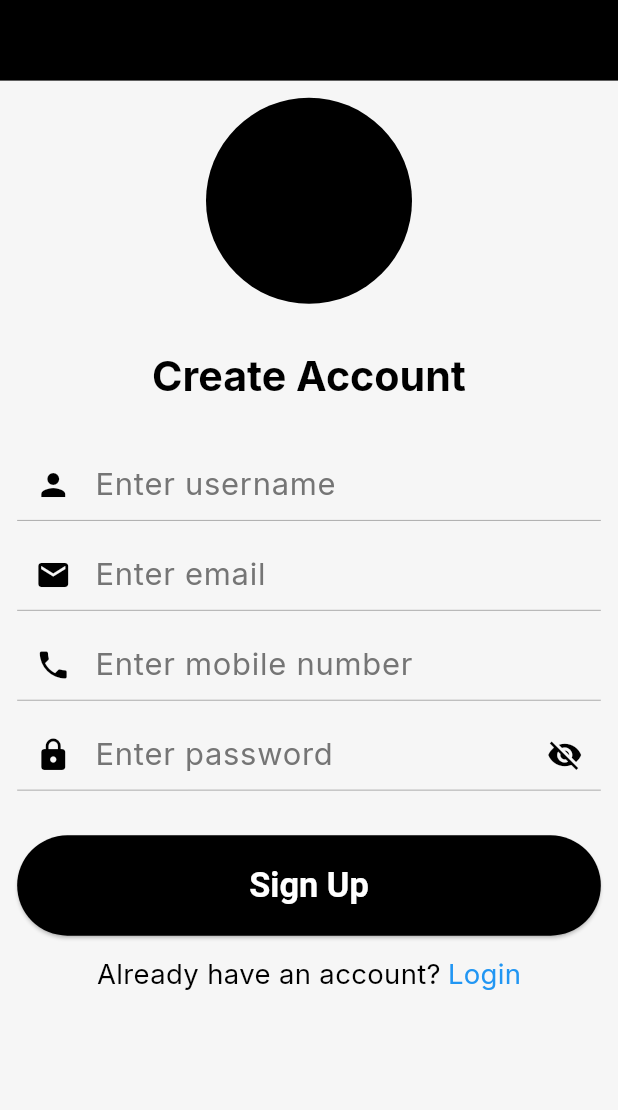
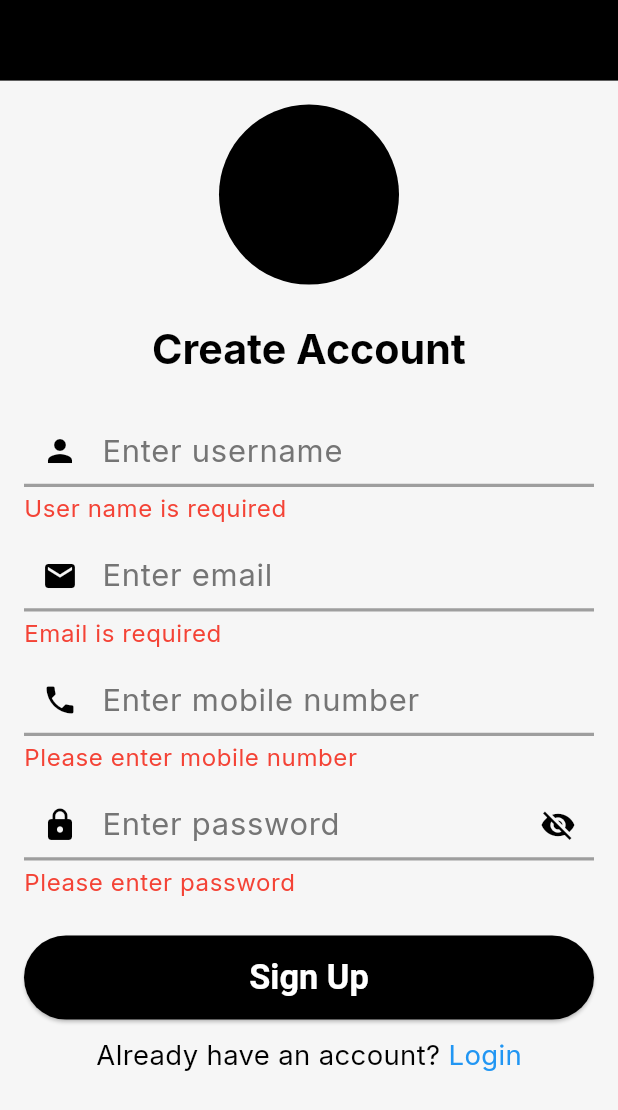
Before and after one commit to pintuKumawat/runaar, a Flutter app: the SignupScreen screen opened directly, after a tap on "Sign Up", on a phone screen of 412 x 824 dp. Shown: the top 1110 px of the screen. Run offline on Flutter 3.47's test engine with Material 3 defaults, Android fonts, the phone set to English and light mode, and no system bars; our stand-ins replace flutter_rating_bar, flutter_screenutil, font_awesome_flutter, google_fonts, image_picker, share_plus and 3 more; accounts and stored records are empty.

Commit message:
add provider

````diff
--- a/lib/core/theme/app_theme.dart
+++ b/lib/core/theme/app_theme.dart
@@ -164,9 +164,9 @@ class AppTheme {
           color: appColor.textColor,
         ),
 
-        errorStyle: customTextTheme.bodyMedium?.copyWith(color: Colors.red),
+        errorStyle: customTextTheme.bodySmall?.copyWith(color: Colors.red),
 
-        errorMaxLines: 2,
+        errorMaxLines: 1,
 
         prefixIconColor: appColor.textColor,
         suffixIconColor: appColor.textColor,
--- /dev/null
+++ b/lib/l10n/app_localizations.dart
@@ -0,0 +1,130 @@
+import 'dart:async';
+
+import 'package:flutter/foundation.dart';
+import 'package:flutter/widgets.dart';
+import 'package:flutter_localizations/flutter_localizations.dart';
+import 'package:intl/intl.dart' as intl;
+
+import 'app_localizations_en.dart';
+import 'app_localizations_hi.dart';
+
+// ignore_for_file: type=lint
+
+/// Callers can lookup localized strings with an instance of AppLocalizations
+/// returned by `AppLocalizations.of(context)`.
+///
+/// Applications need to include `AppLocalizations.delegate()` in their app's
+/// `localizationDelegates` list, and the locales they support in the app's
+/// `supportedLocales` list. For example:
+///
+/// ```dart
+/// import 'l10n/app_localizations.dart';
+///
+/// return MaterialApp(
+///   localizationsDelegates: AppLocalizations.localizationsDelegates,
+///   supportedLocales: AppLocalizations.supportedLocales,
+///   home: MyApplicationHome(),
+/// );
+/// ```
+///
+/// ## Update pubspec.yaml
+///
+/// Please make sure to update your pubspec.yaml to include the following
+/// packages:
+///
+/// ```yaml
+/// dependencies:
+///   # Internationalization support.
+///   flutter_localizations:
+///     sdk: flutter
+///   intl: any # Use the pinned version from flutter_localizations
+///
+///   # Rest of dependencies
+/// ```
+///
+/// ## iOS Applications
+///
+/// iOS applications define key application metadata, including supported
+/// locales, in an Info.plist file that is built into the application bundle.
+/// To configure the locales supported by your app, you’ll need to edit this
+/// file.
+///
+/// First, open your project’s ios/Runner.xcworkspace Xcode workspace file.
+/// Then, in the Project Navigator, open the Info.plist file under the Runner
+/// project’s Runner folder.
+///
+/// Next, select the Information Property List item, select Add Item from the
+/// Editor menu, then select Localizations from the pop-up menu.
+///
+/// Select and expand the newly-created Localizations item then, for each
+/// locale your application supports, add a new item and select the locale
+/// you wish to add from the pop-up menu in the Value field. This list should
+/// be consistent with the languages listed in the AppLocalizations.supportedLocales
+/// property.
+abstract class AppLocalizations {
+  AppLocalizations(String locale) : localeName = intl.Intl.canonicalizedLocale(locale.toString());
+
+  final String localeName;
+
+  static AppLocalizations? of(BuildContext context) {
+    return Localizations.of<AppLocalizations>(context, AppLocalizations);
+  }
+
+  static const LocalizationsDelegate<AppLocalizations> delegate = _AppLocalizationsDelegate();
+
+  /// A list of this localizations delegate along with the default localizations
+  /// delegates.
+  ///
+  /// Returns a list of localizations delegates containing this delegate along with
+  /// GlobalMaterialLocalizations.delegate, GlobalCupertinoLocalizations.delegate,
+  /// and GlobalWidgetsLocalizations.delegate.
+  ///
+  /// Additional delegates can be added by appending to this list in
+  /// MaterialApp. This list does not have to be used at all if a custom list
+  /// of delegates is preferred or required.
+  static const List<LocalizationsDelegate<dynamic>> localizationsDelegates = <LocalizationsDelegate<dynamic>>[
+    delegate,
+    GlobalMaterialLocalizations.delegate,
+    GlobalCupertinoLocalizations.delegate,
+    GlobalWidgetsLocalizations.delegate,
+  ];
+
+  /// A list of this localizations delegate's supported locales.
+  static const List<Locale> supportedLocales = <Locale>[
+    Locale('en'),
+    Locale('hi')
+  ];
+
+}
+
+class _AppLocalizationsDelegate extends LocalizationsDelegate<AppLocalizations> {
+  const _AppLocalizationsDelegate();
+
+  @override
+  Future<AppLocalizations> load(Locale locale) {
+    return SynchronousFuture<AppLocalizations>(lookupAppLocalizations(locale));
+  }
+
+  @override
+  bool isSupported(Locale locale) => <String>['en', 'hi'].contains(locale.languageCode);
+
+  @override
+  bool shouldReload(_AppLocalizationsDelegate old) => false;
+}
+
+AppLocalizations lookupAppLocalizations(Locale locale) {
+
+
+  // Lookup logic when only language code is specified.
+  switch (locale.languageCode) {
+    case 'en': return AppLocalizationsEn();
+    case 'hi': return AppLocalizationsHi();
+  }
+
+  throw FlutterError(
+    'AppLocalizations.delegate failed to load unsupported locale "$locale". This is likely '
+    'an issue with the localizations generation tool. Please file an issue '
+    'on GitHub with a reproducible sample app and the gen-l10n configuration '
+    'that was used.'
+  );
+}
--- a/lib/provider/signup_provider.dart
+++ b/lib/provider/signup_provider.dart
@@ -1,6 +1,6 @@
 import 'package:flutter/material.dart';
 
-class SignupProvider extends ChangeNotifier  {
+class SignupProvider extends ChangeNotifier {
   final TextEditingController signUserController = TextEditingController();
   final TextEditingController signPhoneController = TextEditingController();
   final TextEditingController signEmailController = TextEditingController();
@@ -11,78 +11,99 @@ String? emailError;
   String? phoneNumberError;
   String? passwordError;
 
-bool isloading =false;
-bool isPasswordVisible=false;
+  bool isLoading = false;
+  bool isPasswordVisible = false;
 
-void togglePasswordVisibility(){
-  isPasswordVisible=!isPasswordVisible;
+  // Toggle password visibility
+  void togglePasswordVisibility() {
+    isPasswordVisible = !isPasswordVisible;
     notifyListeners();
   }
-void userNameValidate(String value){
-  if(value.isEmpty){
-    userNameError="user name is requiree";
-  }else if(value.length<2){
-    userNameError="user name have atleast 2 character";
-  }else{
-    userNameError=null;
+
+  void validateUserName(String value) {
+    if (value.isEmpty) {
+      userNameError = "User name is required";
+    } else if (value.length < 2) {
+      userNameError = "User name must have at least 2 characters";
+    } else {
+      userNameError = null;
     }
     notifyListeners();
   }
 
-void emailValidate(String value){
-  final emailRegex = RegExp(r'^[\w-\.]+@([\w-]+\.)+[\w-]{2,4}$');
-  if(value.isEmpty){
-    emailError="Email is required";
-  }else if(!emailRegex.hasMatch(value)){
-    emailError="Plese Enter valid mail";
-  }else{
-    emailError=null;
+  void validateEmail(String value) {
+    final emailRegex =
+        RegExp(r'^[\w-\.]+@([\w-]+\.)+[\w-]{2,4}$');
+
+    if (value.isEmpty) {
+      emailError = "Email is required";
+    } else if (!emailRegex.hasMatch(value)) {
+      emailError = "Please enter a valid email";
+    } else {
+      emailError = null;
     }
     notifyListeners();
-
   }
 
-void validMobileNumber(String value){
-
-  if(value.isEmpty){
-
-    phoneNumberError="Please Enter mobile number";
-  }else if(value.length<10){
-    phoneNumberError=" Please Enter valid mobile number";
-
-  }else{
-    phoneNumberError=null;
-
+  void validateMobileNumber(String value) {
+    if (value.isEmpty) {
+      phoneNumberError = "Please enter mobile number";
+    } else if (value.length != 10) {
+      phoneNumberError = "Please enter valid mobile number";
+    } else {
+      phoneNumberError = null;
+    }
+    notifyListeners();
   }
 
-  notifyListeners();
-
-
-}
-
-void validPassword(String value){
-
+  void validatePassword(String value) {
     final passwordRegex =
         RegExp(r'^(?=.*[A-Z])(?=.*[!@#$%^&*(),.?":{}|<>]).{8,}$');
 
-  if(value.isEmpty){
-    passwordError="Please Enter password";
-
-  }else if(!passwordRegex.hasMatch(value)){
-    passwordError="Please Enter Valid Password";
-
-
-  }else{
-    passwordError=null;
-
+    if (value.isEmpty) {
+      passwordError = "Please enter password";
+    } else if (!passwordRegex.hasMatch(value)) {
+      passwordError =
+          "Password must be 8 characters";
+    } else {
+      passwordError = null;
+    }
+    notifyListeners();
   }
 
-}
+  bool validateAll() {
+    validateUserName(signUserController.text);
+    validateEmail(signEmailController.text);
+    validateMobileNumber(signPhoneController.text);
+    validatePassword(signPasswordController.text);
 
-validAll(){
-
+    return userNameError == null &&
+        emailError == null &&
+        phoneNumberError == null &&
+        passwordError == null;
   }
 
 
+   Future<void> signup() async {
+    if (!validateAll()) return;
 
+    isLoading = true;
+    notifyListeners();
+
+  //  await Future.delayed(const Duration(seconds: 2));
+
+    // isLoading = false;
+    // notifyListeners();
+
+   // appSnackbar.showSingleSnackbar(context, "Login Successful");
   }
+
+  @override
+  void dispose() {
+    signUserController.dispose();
+    signPhoneController.dispose();
+    signEmailController.dispose();
+    signPasswordController.dispose();
+    super.dispose();
+  }
+}
--- a/lib/screens/auth/sign_up_screen.dart
+++ b/lib/screens/auth/sign_up_screen.dart
@@ -4,128 +4,125 @@ import 'package:runaar/core/constants/app_color.dart';
 import 'package:runaar/core/responsive/responsive_extension.dart';
 import 'package:runaar/provider/signup_provider.dart';
 
-class SignupScreen extends StatefulWidget {
+class SignupScreen extends StatelessWidget {
   const SignupScreen({super.key});
 
   @override
-  State<SignupScreen> createState() => _SignupScreenState();
-}
-
-class _SignupScreenState extends State<SignupScreen> {
-  bool isPasswordVisible = false;
-
-  @override
   Widget build(BuildContext context) {
-     final provider = context.watch<SignupProvider>();
+    final provider = context.watch<SignupProvider>();
     final theme = Theme.of(context);
 
     return Scaffold(
-      appBar: AppBar(
-        // automaticallyImplyActions: false
-        automaticallyImplyLeading: false,
-        // title: const Text("Sign Up"),
-        // centerTitle: true,
-      ),
+      appBar: AppBar(automaticallyImplyLeading: false),
       body: SingleChildScrollView(
-        padding: 10.all,
+        padding: const EdgeInsets.all(16),
         child: Column(
-          mainAxisSize: MainAxisSize.min,
-        //  mainAxisAlignment: .center,
           children: [
-            /// TITLE
-            CircleAvatar(radius: 60.r, backgroundColor: Colors.black),
-            25.height,
+            CircleAvatar(radius: 60, backgroundColor: Colors.black),
+            const SizedBox(height: 25),
+
             Text(
               "Create Account",
-              style: theme.textTheme.headlineSmall?.copyWith(
-                fontWeight: FontWeight.bold,
+              style: theme.textTheme.headlineSmall
+                  ?.copyWith(fontWeight: FontWeight.bold),
+            ),
+
+            const SizedBox(height: 25),
+
+            /// USERNAME
+            TextFormField(
+              controller: provider.signUserController,
+              onChanged: provider.validateUserName,
+              decoration: InputDecoration(
+                hintText: "Enter username",
+                prefixIcon: const Icon(Icons.person),
+                errorText: provider.userNameError,
               ),
             ),
 
-            25.height,
+            const SizedBox(height: 10),
 
-            /// USERNAME
+            /// EMAIL
             TextFormField(
-              onChanged: provider.userNameValidate,
-              decoration: const InputDecoration(
-                hintText: "Enter username",
-
-                prefixIcon: Icon(Icons.person),
+              controller: provider.signEmailController,
+              onChanged: provider.validateEmail,
+              keyboardType: TextInputType.emailAddress,
+              decoration: InputDecoration(
+                hintText: "Enter email",
+                prefixIcon: const Icon(Icons.email),
+                errorText: provider.emailError,
               ),
             ),
 
-            10.height,
+            const SizedBox(height: 10),
 
-            /// EMAIL
+            /// MOBILE
             TextFormField(
-              onChanged: provider.emailValidate,
-              keyboardType: TextInputType.emailAddress,
-              decoration: const InputDecoration(
-                hintText: "Enter email",
-                prefixIcon: Icon(Icons.email),
+              controller: provider.signPhoneController,
+              onChanged: provider.validateMobileNumber,
+              keyboardType: TextInputType.phone,
+              decoration: InputDecoration(
+                hintText: "Enter mobile number",
+                prefixIcon: const Icon(Icons.phone),
+                errorText: provider.phoneNumberError,
               ),
             ),
 
-            10.height,
-
-            /// MOBILE NUMBER
-            TextFormField(
-              onChanged: provider.validMobileNumber,
-              keyboardType: TextInputType.phone,
-              decoration: const InputDecoration(
-                hintText: "Enter mobile number",
-                prefixIcon: Icon(Icons.phone),
-              ),
-            ),
-
-            10.height,
+            const SizedBox(height: 10),
 
             /// PASSWORD
             TextFormField(
-              onChanged: provider.validPassword,
-              obscureText: !isPasswordVisible,
+              controller: provider.signPasswordController,
+              onChanged: provider.validatePassword,
+              obscureText: !provider.isPasswordVisible,
               decoration: InputDecoration(
                 hintText: "Enter password",
                 prefixIcon: const Icon(Icons.lock),
+                errorText: provider.passwordError,
                 suffixIcon: IconButton(
                   icon: Icon(
-                    isPasswordVisible
+                    provider.isPasswordVisible
                         ? Icons.visibility
                         : Icons.visibility_off,
                   ),
-                  onPressed: () {
-                    setState(() {
-                      isPasswordVisible = !isPasswordVisible;
-                    });
-                  },
+                  onPressed: provider.togglePasswordVisibility,
                 ),
               ),
             ),
 
-            25.height,
+            const SizedBox(height: 25),
 
             /// SIGNUP BUTTON
             SizedBox(
               width: double.infinity,
-              height: 56.h,
+              height: 56,
               child: ElevatedButton(
-                onPressed: () {},
-                child: const Text("Sign Up"),
+                onPressed: provider.isLoading
+                    ? null
+                    : () async {
+                        await provider.signup();
+
+                        if (provider.validateAll()) {
+                          ScaffoldMessenger.of(context).showSnackBar(
+                            const SnackBar(
+                                content: Text("Signup Successful")),
+                          );
+                        }
+                      },
+                child: provider.isLoading
+                    ? const CircularProgressIndicator(color: Colors.white)
+                    : const Text("Sign Up"),
               ),
             ),
 
-            10.height,
+            const SizedBox(height: 10),
 
-            /// LOGIN TEXT
             Row(
               mainAxisAlignment: MainAxisAlignment.center,
               children: [
-                const Text("Already have an account?"),
-                4.width,
+                const Text("Already have an account? "),
                 InkWell(
-                  onTap: () {
-                    Navigator.pop(context);
-                  },
+                  onTap: () => Navigator.pop(context),
                   child: Text(
                     "Login",
                     style: TextStyle(color: appColor.secondColor),
--- a/lib/screens/profile/account/language_change_screen.dart
+++ b/lib/screens/profile/account/language_change_screen.dart
@@ -16,6 +16,7 @@ class _LanguageChangeScreenState extends State<LanguageChangeScreen> {
 
   /// selected language from UI
   String selectedLanguage = 'en';
+
 
   @override
   Widget build(BuildContext context) {
````
Also changed, not shown: lib/l10n/app_localizations_en.dart (added, +12 -0 lines), lib/l10n/app_localizations_hi.dart (added, +12 -0 lines), lib/main.dart (+27 -1 lines), lib/provider/home_provider.dart (added, +28 -0 lines), lib/provider/language_provider.dart (added, +31 -0 lines), lib/screens/home/home_screen.dart (+8 -3 lines), lib/screens/home/web_view.dart (added, +32 -0 lines), pubspec.yaml (+7 -1 lines), lib/l10n/app_en.arb (added), lib/l10n/app_hi.arb (added), pubspec.lock, 6 other files. Lines whose indentation alone changed are shown as unchanged.
